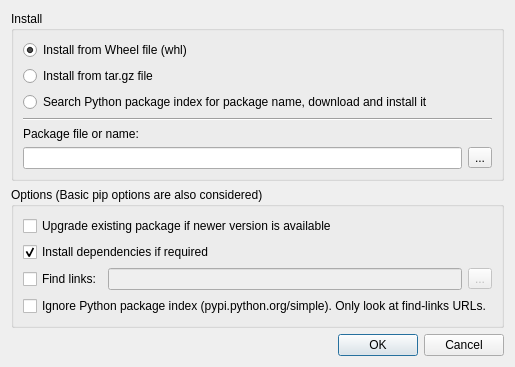
Qt form Qitom/ui/dialogPipManagerInstall.ui (itom-project/itom) before a commit.
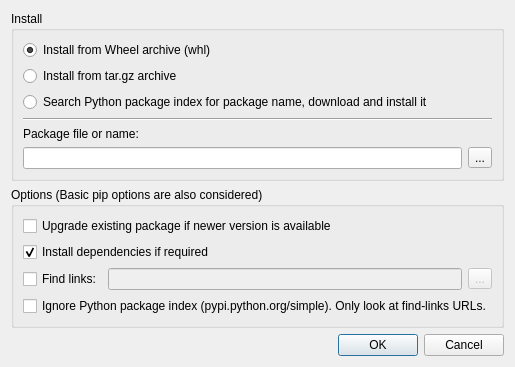
The same form after that commit.

Commit message: final commits to first version of Python pip manager (install and uninstall is working now)

Patch:
```diff
--- a/Qitom/ui/dialogPipManagerInstall.ui
+++ b/Qitom/ui/dialogPipManagerInstall.ui
@@ -7,7 +7,7 @@
     <x>0</x>
     <y>0</y>
     <width>485</width>
-    <height>347</height>
+    <height>339</height>
    </rect>
   </property>
   <property name="windowTitle">
@@ -23,7 +23,7 @@
       <item>
        <widget class="QRadioButton" name="radioWhl">
         <property name="text">
-         <string>Install from Wheel file (whl)</string>
+         <string>Install from Wheel archive (whl)</string>
         </property>
         <property name="checked">
          <bool>true</bool>
@@ -33,7 +33,7 @@
       <item>
        <widget class="QRadioButton" name="radioTarGz">
         <property name="text">
-         <string>Install from tar.gz file</string>
+         <string>Install from tar.gz archive</string>
         </property>
        </widget>
       </item>
```
Left out of the diff: 38 changed lines with no effect on the pictures. The commit also changes 9 other files.
